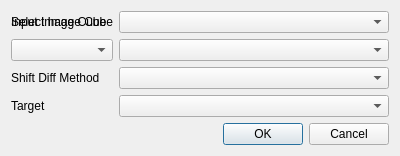
Above: src/wiser/gui/ui_files/mtmf_dialog.ui from Ehlmann-research-group/WISER before the change. Below: the same form after it.
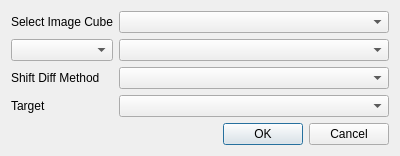
That is the form after the change.

Commit message: fix: Fixing mtmf dialog overlapping labels for select input dataset

Diff of the .ui file:
```diff
--- a/src/wiser/gui/ui_files/mtmf_dialog.ui
+++ b/src/wiser/gui/ui_files/mtmf_dialog.ui
@@ -60,13 +60,6 @@
    <item row="3" column="2">
     <widget class="QComboBox" name="cbox_shift_diff_method"/>
    </item>
-   <item row="0" column="0">
-    <widget class="QLabel" name="label">
-     <property name="text">
-      <string>Input Image Cube</string>
-     </property>
-    </widget>
-   </item>
   </layout>
  </widget>
  <resources/>
```
